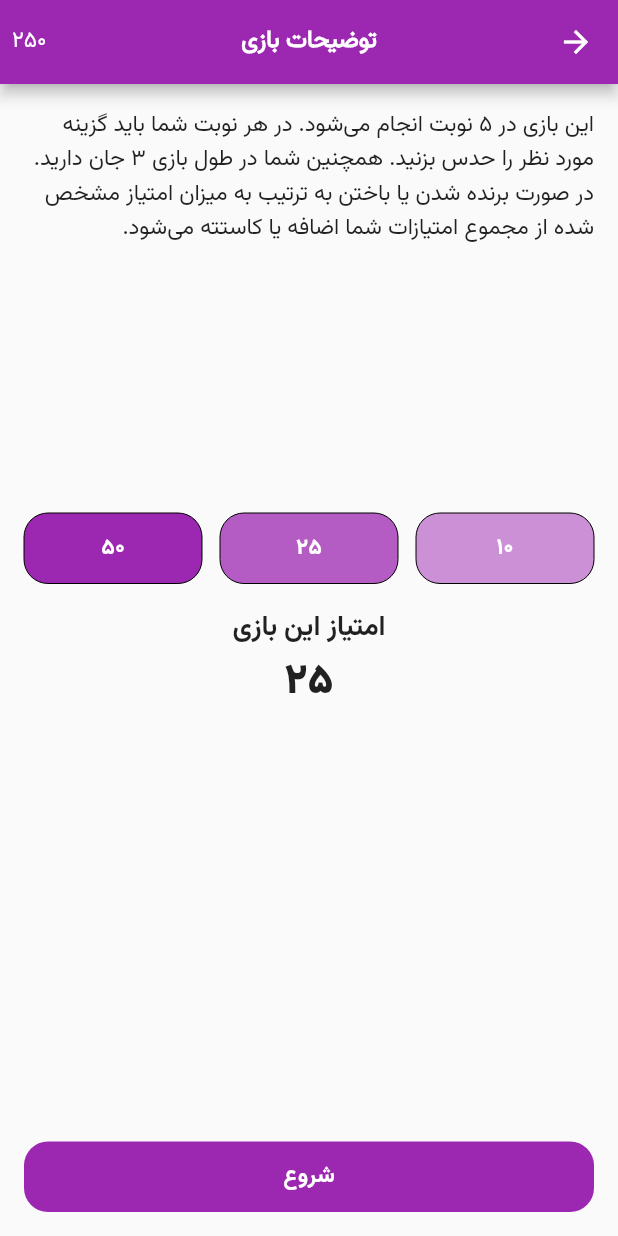
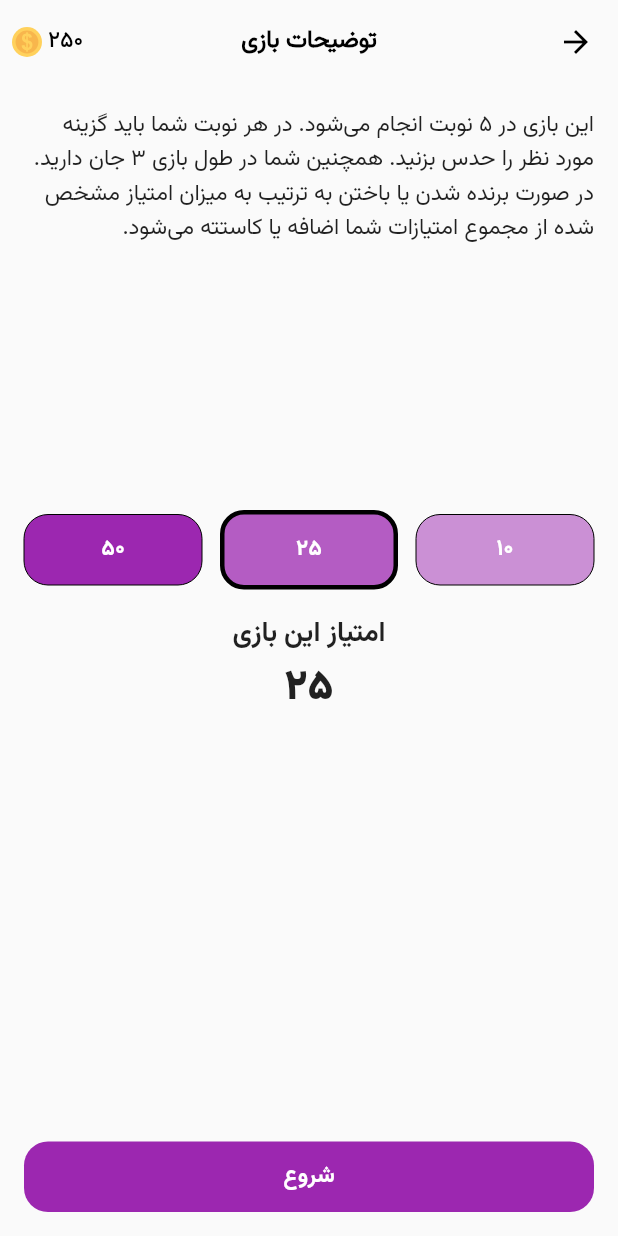
Before and after one commit to misagh1999/Nostalgia-Game, a Flutter app: the screen it shows after launch, after a tap on "شروع بازی", on a phone screen of 412 x 824 dp. Run offline on Flutter 3.47's test engine with Material 2 defaults, Android fonts, the light colour scheme and no system bars; our stand-ins replace flutter_svg, font_awesome_flutter, get, hive, hive_flutter, url_launcher_web; missing offline and left inert: package_info_plus_web; accounts and stored records are empty.

Commit message:
added launcher icons + improved ui

```diff
--- a/lib/controllers/home_controller.dart
+++ b/lib/controllers/home_controller.dart
@@ -2,9 +2,9 @@ import 'package:get/get.dart';
 import 'package:hive/hive.dart';
 
 class HomeController extends GetxController {
-  RxInt totalScore = 2.obs;
+  RxInt totalScore = 0.obs;
   RxInt currentTypeScore = 25.obs;
-  RxInt currentTypeIndex = 0.obs;
+  RxInt currentTypeIndex = 2.obs;
 
   @override
   void onInit() {
--- a/lib/screens/home/home_screen.dart
+++ b/lib/screens/home/home_screen.dart
@@ -1,9 +1,11 @@
 import 'package:flutter/material.dart';
+import 'package:font_awesome_flutter/font_awesome_flutter.dart';
 import 'package:get/get.dart';
 import 'package:handy_dandy_app/constants.dart';
 import 'package:handy_dandy_app/controllers/home_controller.dart';
 import 'package:handy_dandy_app/routes/app_pages.dart';
-import 'package:handy_dandy_app/utils/utils.dart';
+
+import '../../widgets/app_bar.dart';
 
 class HomeScreen extends StatelessWidget {
   HomeScreen({Key? key}) : super(key: key);
@@ -13,21 +15,7 @@ class HomeScreen extends StatelessWidget {
   @override
   Widget build(BuildContext context) {
     return Scaffold(
-      appBar: AppBar(
-        title: Text('گل یا پوچ'),
-        actions: [
-          Center(
-              child: Padding(
-            padding: const EdgeInsets.symmetric(horizontal: 8.0),
-            child: Obx(
-              () => Text(
-                replacePersianNum(controller.totalScore.toString()),
-              ),
-            ),
-          ))
-        ],
-        centerTitle: true,
-      ),
+      appBar: buildMyAppBar(title: 'گل یا پوچ'),
       body: SafeArea(
         child: Container(
           padding: EdgeInsets.all(16),
@@ -40,17 +28,33 @@ class HomeScreen extends StatelessWidget {
                   Get.toNamed(Routes.READY_GAME);
                 },
                 child: Container(
-                  width: double.infinity,
+                  width: Get.width / 2.25,
+                  height: Get.width / 2.25,
                   padding: EdgeInsets.all(12),
                   decoration: BoxDecoration(
                     borderRadius: BorderRadius.circular(12),
                     color: primaryColor,
                   ),
                   child: Center(
-                      child: Text(
-                    'شروع بازی',
-                    style:
-                        TextStyle(color: Colors.white, fontFamily: Fonts.Bold),
+                      child: Column(
+                    mainAxisAlignment: MainAxisAlignment.center,
+                    children: [
+                      FaIcon(
+                        FontAwesomeIcons.solidCirclePlay,
+                        color: Colors.white,
+                        size: 40,
+                      ),
+                      SizedBox(
+                        height: 12,
+                      ),
+                      Text(
+                        'شروع بازی',
+                        style: TextStyle(
+                            color: Colors.white,
+                            fontFamily: Fonts.Bold,
+                            fontSize: 24),
+                      ),
+                    ],
                   )),
                 ),
               )
--- a/lib/screens/ready_game/ready_game_screen.dart
+++ b/lib/screens/ready_game/ready_game_screen.dart
@@ -4,6 +4,7 @@ import 'package:get/get.dart';
 import 'package:handy_dandy_app/controllers/home_controller.dart';
 import 'package:handy_dandy_app/routes/app_pages.dart';
 import 'package:handy_dandy_app/utils/utils.dart';
+import 'package:handy_dandy_app/widgets/app_bar.dart';
 
 class ReadyGameScreen extends StatelessWidget {
   ReadyGameScreen({Key? key}) : super(key: key);
@@ -13,24 +14,7 @@ class ReadyGameScreen extends StatelessWidget {
   @override
   Widget build(BuildContext context) {
     return Scaffold(
-      appBar: AppBar(
-        title: Text(
-          'توضیحات بازی',
-          style: TextStyle(fontSize: 16),
-        ),
-        actions: [
-          Center(
-              child: Padding(
-            padding: const EdgeInsets.symmetric(horizontal: 8.0),
-            child: Obx(
-              () => Text(
-                replacePersianNum(homeController.totalScore.toString()),
-              ),
-            ),
-          ))
-        ],
-        centerTitle: true,
-      ),
+      appBar: buildMyAppBar(title: 'توضیحات بازی'),
       body: SafeArea(
         child: Obx(
           () => Container(
--- /dev/null
+++ b/lib/widgets/app_bar.dart
@@ -0,0 +1,48 @@
+import 'package:flutter/material.dart';
+import 'package:flutter_svg/svg.dart';
+import 'package:get/get.dart';
+
+import '../constants.dart';
+import '../controllers/home_controller.dart';
+import '../utils/utils.dart';
+
+AppBar buildMyAppBar({required String title}) {
+  final HomeController controller = Get.find();
+  return AppBar(
+    title: Text(
+      title,
+      style: TextStyle(fontSize: 16),
+    ),
+    foregroundColor: Colors.black,
+    backgroundColor: Colors.transparent,
+    elevation: 0,
+    actions: [
+      Center(
+          child: Padding(
+        padding: const EdgeInsets.symmetric(horizontal: 8.0),
+        child: Row(
+          children: [
+            Obx(
+              () => Text(
+                replacePersianNum(
+                  controller.totalScore.toString(),
+                ),
+                style: TextStyle(fontFamily: Fonts.Medium),
+              ),
+            ),
+            SizedBox(
+              width: 4,
+            ),
+            Container(
+                width: 20,
+                height: 20,
+                child: SvgPicture.asset(
+                  "assets/coin.svg",
+                )),
+          ],
+        ),
+      ))
+    ],
+    centerTitle: true,
+  );
+}
```
Also changed, not shown: lib/controllers/game_controller.dart (+4 -3 lines), lib/screens/finish_game/finish_game_screen.dart (+34 -19 lines), lib/screens/game/game_screen.dart (+2 -18 lines), pubspec.yaml (+24 -50 lines), assets/coin.svg (added), assets/heart.svg (added), assets/images/coin.svg (added), assets/images/happy-face.svg (added), assets/images/heart.svg (added), assets/images/logo.png (added), assets/images/sad-face.svg (added), pubspec.lock, 24 other files.
